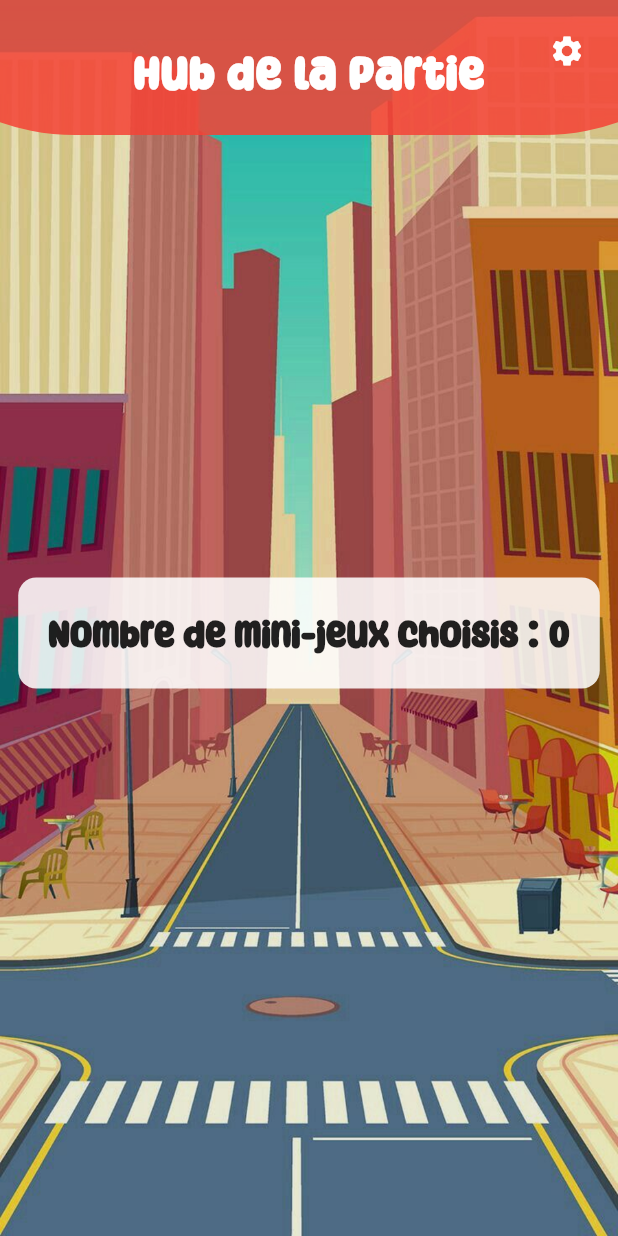
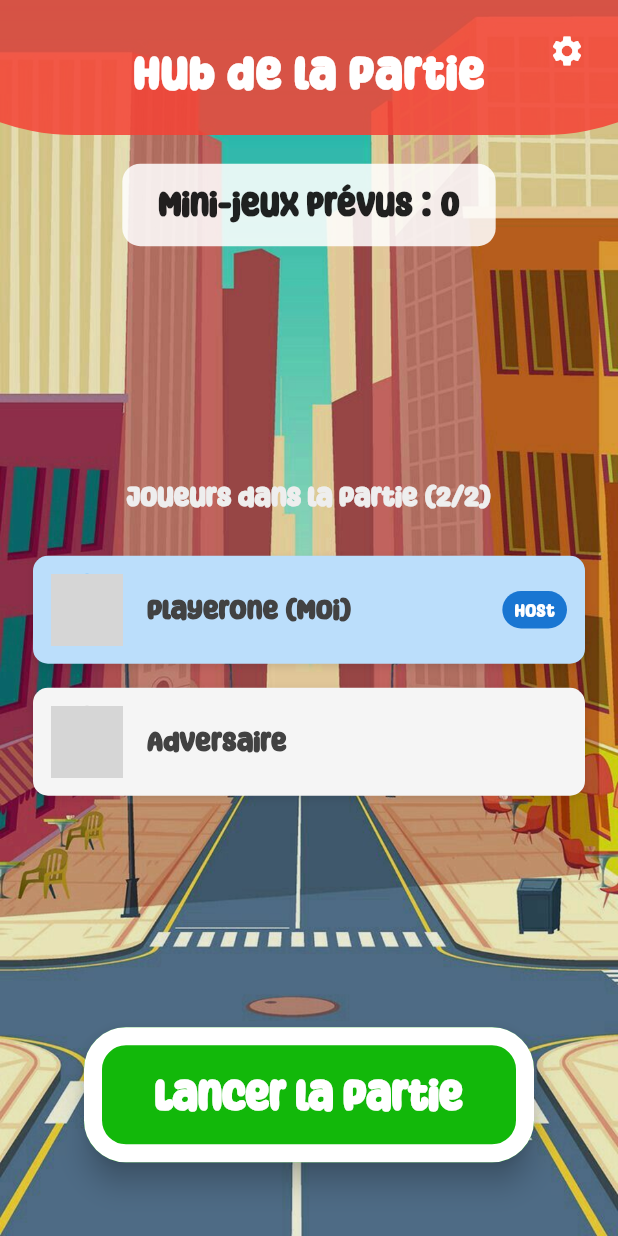
Before and after one commit to Padomala/flutter-project-r507, a Flutter app: the RoomHub screen opened directly with empty values, on a phone screen of 412 x 824 dp. Run offline on Flutter 3.47's test engine with Material 3 defaults, Android fonts, the phone set to English and light mode, and no system bars; our stand-ins replace audioplayers, supabase_flutter, vibration; accounts and stored records are empty; network calls fail; grey boxes are pictures that could not be loaded.

Commit message:
gestion front des rooms

```diff
--- a/lib/pages/party/room_hub.dart
+++ b/lib/pages/party/room_hub.dart
@@ -1,9 +1,11 @@
 import 'package:flutter/material.dart';
+import 'package:game_v1/app_colors.dart';
 import 'package:game_v1/widget/atoms/atom_background_page.dart';
+import 'package:game_v1/widget/atoms/atom_button.dart';
 import 'package:game_v1/widget/atoms/atom_title_page.dart';
-// import 'package:game_v1/widget/atoms/atom_title.dart'; // Décommente si besoin
+import 'package:game_v1/widget/atoms/atom_hub.dart'; // Import du modèle Player et AtomHub
 
-class RoomHub extends StatelessWidget {
+class RoomHub extends StatefulWidget {
   final int nb;
 
   const RoomHub({
@@ -12,38 +14,115 @@ class RoomHub extends StatelessWidget {
   });
 
   @override
+  State<RoomHub> createState() => _RoomHubState();
+}
+
+class _RoomHubState extends State<RoomHub> {
+  // Simule l'utilisateur actuel dans la room
+  final String _currentUserId = 'user_host_123';
+  final String _hostId = 'user_host_123';
+
+  // Liste mockée des joueurs (pour l'exemple)
+  // Dans une vraie app, cette liste serait mise à jour via Firestore/API
+  List<Player> _players = [];
+
+  @override
+  void initState() {
+    super.initState();
+    // Initialisation temporaire des joueurs pour le test
+    _players = [
+      Player(
+        pseudo: "PlayerOne (Moi)",
+        avatarUrl: "https://placehold.co/100x100/18B80A/FFFFFF?text=Host",
+        isHost: true,
+      ),
+      Player(
+        pseudo: "Adversaire",
+        avatarUrl: "https://placehold.co/100x100/FF4665/FFFFFF?text=Adv",
+        isHost: false,
+      ),
+    ];
+
+    // Pour simuler l'attente, décommentez la ligne ci-dessous :
+    // _players = [_players.first];
+  }
+
+  void _playGames() {
+    // La logique de navigation pour lancer le premier mini-jeu
+    print("Lancement de la partie avec ${widget.nb} mini-jeux.");
+    // Navigator.push(context, MaterialPageRoute(builder: (_) => GameScreen()));
+  }
+
+  @override
   Widget build(BuildContext context) {
+    final bool isHost = _currentUserId == _hostId;
+    final bool isRoomFull = _players.length == 2;
+
     return Scaffold(
       body: Stack(
         children: [
           const BackgroundPage(pathBackground: "assets/images/carrefour.png"),
+
           AtomTitle(
             title: "Hub de la Partie",
             color: Colors.red,
             showBack: false,
           ),
-          SafeArea( // Ajout de SafeArea pour éviter que le texte soit sous la barre de notif
+
+          SafeArea(
+            child: Padding(
+              padding: const EdgeInsets.only(top: 80.0, bottom: 20.0),
               child: Center(
                 child: Column(
-                mainAxisAlignment: MainAxisAlignment.center,
+                  mainAxisAlignment: MainAxisAlignment.spaceAround,
                   children: [
-                  const SizedBox(height: 20),
+                    // ---- INFO PARTIE ----
                     Container(
-                    padding: const EdgeInsets.all(20),
+                      padding: const EdgeInsets.symmetric(horizontal: 24, vertical: 12),
                       decoration: BoxDecoration(
                         color: Colors.white.withAlpha(220),
                         borderRadius: BorderRadius.circular(12),
                       ),
                       child: Text(
-                      "Nombre de mini-jeux choisis : $nb",
+                        "Mini-jeux prévus : ${widget.nb}",
                         style: const TextStyle(
-                        fontSize: 24,
-                        fontWeight: FontWeight.bold,
+                          fontSize: 22,
+                          fontWeight: FontWeight.w600,
                           color: Colors.black87
                         ),
                       ),
                     ),
+
+                    const SizedBox(height: 30),
+
+                    // ---- LISTE DES JOUEURS (AtomHub) ----
+                    AtomHub(players: _players),
+
+                    const SizedBox(height: 30),
+
+                    // ---- BOUTON LANCER LA PARTIE & MESSAGES D'ATTENTE ----
+                    if (isHost && isRoomFull)
+                      // Host peut lancer si la room est pleine
+                      AtomButton(
+                        label: "Lancer la Partie",
+                        onPressed: _playGames,
+                        // Utilise une couleur sécurisée si AppColors n'est pas défini
+                        bgColor: Color.fromARGB(255, 18, 184, 10),
+                      )
+                    else if (isHost)
+                       // Host attend un adversaire
+                       _WaitingMessage(
+                         text: "En attente de l'adversaire...",
+                         color: Colors.yellow,
+                       )
+                    else
+                       // Guest attend le Host
+                       _WaitingMessage(
+                         text: "En attente du Host pour lancer la partie...",
+                         color: Colors.grey,
+                       )
                   ],
+                ),
               ),
             ),
           ),
@@ -52,3 +131,38 @@ class RoomHub extends StatelessWidget {
     );
   }
 }
+
+// Widget privé pour simplifier l'affichage des messages d'attente
+class _WaitingMessage extends StatelessWidget {
+  final String text;
+  final Color color;
+
+  const _WaitingMessage({required this.text, required this.color});
+
+  @override
+  Widget build(BuildContext context) {
+    return Container(
+      padding: const EdgeInsets.all(12),
+      constraints: const BoxConstraints(maxWidth: 300),
+      decoration: BoxDecoration(
+        color: AppColors.gray,
+        borderRadius: BorderRadius.circular(8),
+        border: Border.all(color: AppColors.gray)
+      ),
+      child: Row(
+        mainAxisSize: MainAxisSize.min,
+        children: [
+          Icon(Icons.access_time, color: AppColors.gray),
+          const SizedBox(width: 8),
+          Flexible(
+            child: Text(
+              text,
+              textAlign: TextAlign.center,
+              style: TextStyle(color: AppColors.gray, fontWeight: FontWeight.bold)
+            ),
+          ),
+        ],
+      ),
+    );
+  }
+}
--- /dev/null
+++ b/lib/widget/atoms/atom_hub.dart
@@ -0,0 +1,150 @@
+import 'package:flutter/material.dart';
+
+// Définition d'un modèle simple pour les données des joueurs
+class Player {
+  final String pseudo;
+  final String avatarUrl; // Utilisé pour une image ou un placeholder
+  final bool isHost;
+
+  const Player({
+    required this.pseudo,
+    required this.avatarUrl,
+    this.isHost = false,
+  });
+}
+
+class AtomHub extends StatelessWidget {
+  // Liste des joueurs dans la salle. Max 2.
+  final List<Player> players;
+
+  const AtomHub({
+    super.key,
+    required this.players,
+  });
+
+  // Widget interne pour afficher un seul joueur
+  Widget _buildPlayerTile(Player player) {
+    return Container(
+      margin: const EdgeInsets.symmetric(vertical: 8.0, horizontal: 16.0),
+      padding: const EdgeInsets.all(12.0),
+      decoration: BoxDecoration(
+        color: player.isHost ? Colors.blue.shade100 : Colors.grey.shade100,
+        borderRadius: BorderRadius.circular(10),
+        boxShadow: [
+          BoxShadow(
+            color: Colors.black.withOpacity(0.1),
+            blurRadius: 4,
+            offset: const Offset(0, 2),
+          ),
+        ],
+      ),
+      child: Row(
+        children: [
+          // Photo de profil (Avatar)
+          CircleAvatar(
+            radius: 24,
+            backgroundImage: NetworkImage(player.avatarUrl),
+            onBackgroundImageError: (exception, stackTrace) {
+              // Fallback si l'image ne charge pas (ou utilise un asset local)
+              // Note: Utiliser NetworkImage() n'est pas idéal en production sans gestion d'erreur robuste.
+              // Ici, on utilise un simple icône de secours
+            },
+            child: player.avatarUrl.isEmpty
+                ? const Icon(Icons.person, color: Colors.white)
+                : null,
+            backgroundColor: player.isHost ? Colors.blue.shade400 : Colors.grey.shade400,
+          ),
+          const SizedBox(width: 16),
+
+          // Pseudo du joueur
+          Expanded(
+            child: Text(
+              player.pseudo,
+              style: TextStyle(
+                fontSize: 18,
+                fontWeight: FontWeight.bold,
+                color: Colors.grey.shade800,
+              ),
+            ),
+          ),
+
+          // Indicateur de Host
+          if (player.isHost)
+            Container(
+              padding: const EdgeInsets.symmetric(horizontal: 8, vertical: 4),
+              decoration: BoxDecoration(
+                color: Colors.blue.shade700,
+                borderRadius: BorderRadius.circular(20),
+              ),
+              child: const Text(
+                'Host',
+                style: TextStyle(color: Colors.white, fontSize: 12),
+              ),
+            ),
+        ],
+      ),
+    );
+  }
+
+  @override
+  Widget build(BuildContext context) {
+    return Center(
+      child: ConstrainedBox(
+        constraints: const BoxConstraints(maxWidth: 400),
+        child: Column(
+          mainAxisSize: MainAxisSize.min,
+          crossAxisAlignment: CrossAxisAlignment.stretch,
+          children: [
+            // Titre de la section
+            Padding(
+              padding: const EdgeInsets.all(8.0),
+              child: Text(
+                'Joueurs dans la Partie (${players.length}/2)',
+                textAlign: TextAlign.center,
+                style: TextStyle(
+                  fontSize: 18,
+                  fontWeight: FontWeight.w600,
+                  color: Colors.grey.shade200,
+                ),
+              ),
+            ),
+            const SizedBox(height: 10),
+
+            // Liste des tuiles de joueurs
+            ...players.map(_buildPlayerTile).toList(),
+
+            // Afficher une tuile "En attente" si un emplacement est libre
+            if (players.length < 2)
+              Container(
+                margin: const EdgeInsets.symmetric(vertical: 8.0, horizontal: 16.0),
+                padding: const EdgeInsets.all(12.0),
+                decoration: BoxDecoration(
+                  color: Colors.red.shade100,
+                  borderRadius: BorderRadius.circular(10),
+                  border: Border.all(color: Colors.red.shade300),
+                ),
+                child: Row(
+                  children: [
+                    CircleAvatar(
+                      radius: 24,
+                      backgroundColor: Colors.red.shade400,
+                      child: const Icon(Icons.hourglass_empty, color: Colors.white),
+                    ),
+                    const SizedBox(width: 16),
+                    const Text(
+                      'En attente d\'un adversaire...',
+                      style: TextStyle(
+                        fontSize: 18,
+                        color: Colors.red,
+                        fontStyle: FontStyle.italic,
+                      ),
+                    ),
+                  ],
+                ),
+              ),
+          ],
+        ),
+      ),
+    );
+  }
+}
```
Lines whose indentation alone changed are shown as unchanged.
